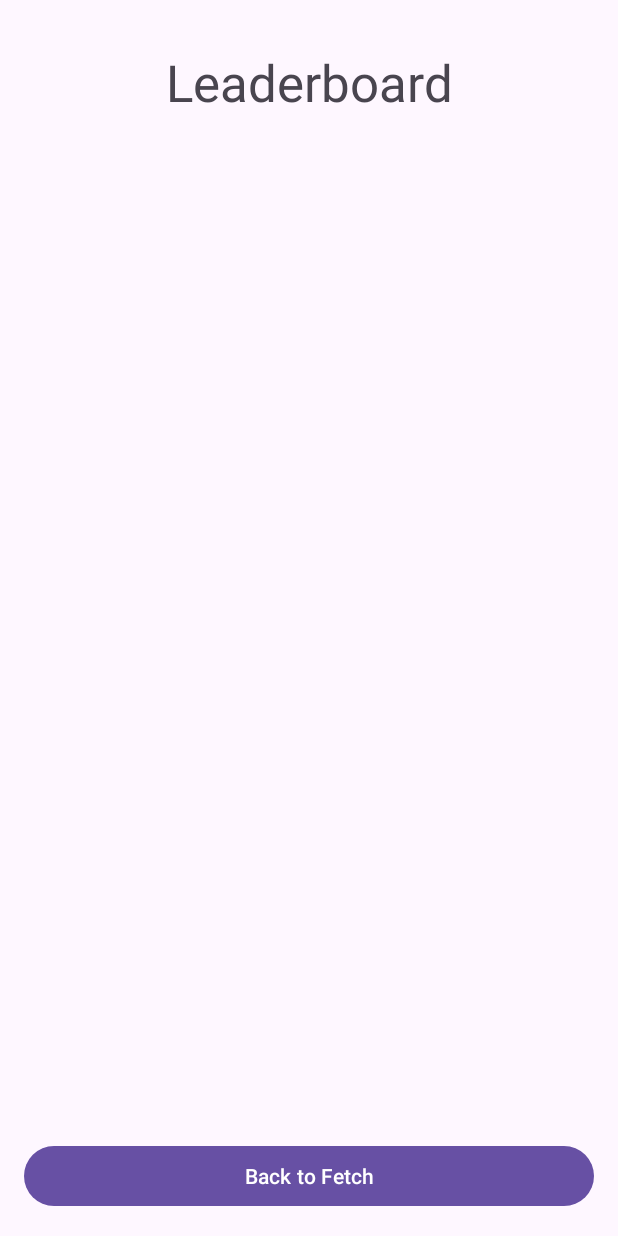
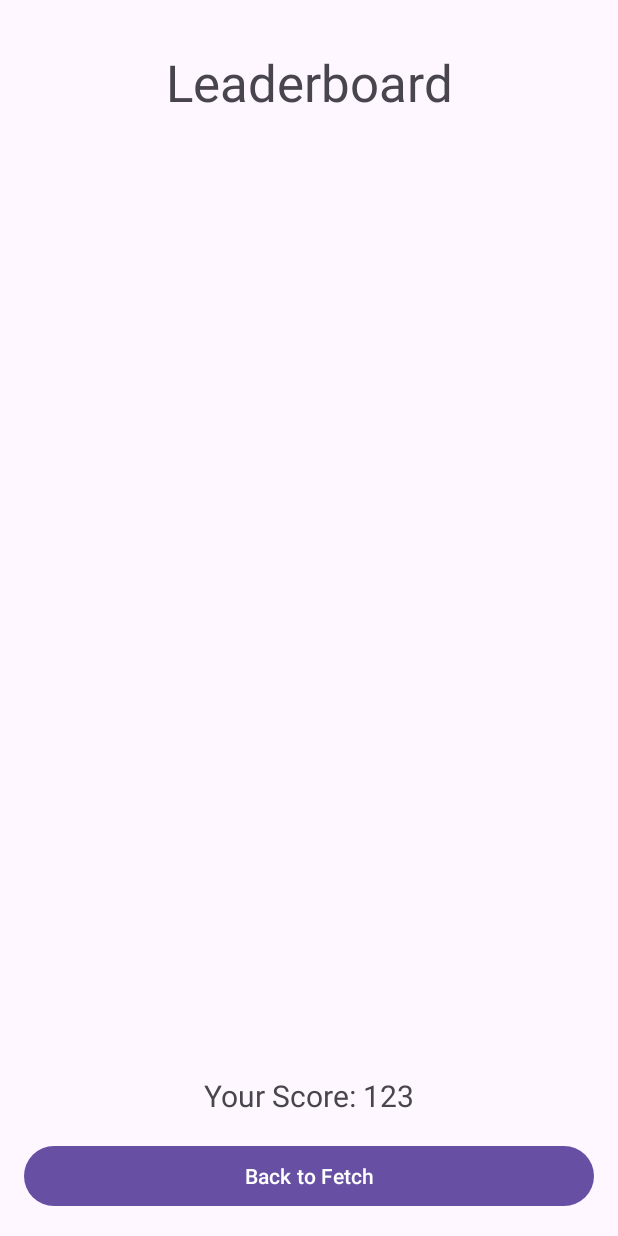
Before and after one commit to yhnapoleon/MACA, an Android app: the layout activity_leaderboard.xml on its own in the app's theme, with its tools: preview values and no code run, on a phone screen of 412 x 824 dp. Run offline under Robolectric (Android 15) with nearby library versions, the phone set to English and light mode, and no system bars.

Commit message:
计分板更新

```diff
--- a/AndroidApp/app/src/main/java/com/team06/maca/GameActivity.kt
+++ b/AndroidApp/app/src/main/java/com/team06/maca/GameActivity.kt
@@ -173,6 +173,7 @@
                 lifecycleScope.launch {
                     repository.submitScore("User", elapsedTime)
                     val intent = Intent(this@GameActivity, LeaderboardActivity::class.java)
+                    intent.putExtra("ELAPSED_TIME", elapsedTime)
                     startActivity(intent)
                     finish()
                 }
--- a/AndroidApp/app/src/main/res/layout/activity_leaderboard.xml
+++ b/AndroidApp/app/src/main/res/layout/activity_leaderboard.xml
@@ -23,10 +23,21 @@
         android:layout_height="0dp"
         android:layout_marginTop="16dp"
         app:layoutManager="androidx.recyclerview.widget.LinearLayoutManager"
+        app:layout_constraintBottom_toTopOf="@+id/currentScoreTextView"
+        app:layout_constraintEnd_toEndOf="parent"
+        app:layout_constraintStart_toStartOf="parent"
+        app:layout_constraintTop_toBottomOf="@+id/leaderboardTitle" />
+
+    <TextView
+        android:id="@+id/currentScoreTextView"
+        android:layout_width="wrap_content"
+        android:layout_height="wrap_content"
+        android:layout_marginBottom="16dp"
+        android:textSize="20sp"
         app:layout_constraintBottom_toTopOf="@+id/backButton"
         app:layout_constraintEnd_toEndOf="parent"
         app:layout_constraintStart_toStartOf="parent"
-        app:layout_constraintTop_toBottomOf="@+id/leaderboardTitle" />
+        tools:text="Your Score: 123" />
 
     <Button
         android:id="@+id/backButton"
--- a/AndroidApp/app/src/main/res/xml/network_security_config.xml
+++ b/AndroidApp/app/src/main/res/xml/network_security_config.xml
@@ -1,6 +1,6 @@
 <?xml version="1.0" encoding="utf-8"?>
 <network-security-config>
-	<!-- 允许在调试期间信任用户安装的证书（用于连接本机/局域网自签名 HTTPS） -->
+    <!-- Allow trusting user-installed certificates during debugging (for connecting to localhost/LAN self-signed HTTPS) -->
     <base-config cleartextTrafficPermitted="true">
         <trust-anchors>
             <certificates src="system" />
@@ -8,7 +8,7 @@
         </trust-anchors>
     </base-config>
 
-	<!-- 针对模拟器回环地址的域配置 -->
+    <!-- Domain configuration for emulator loopback address -->
     <domain-config cleartextTrafficPermitted="true">
         <domain includeSubdomains="true">10.0.2.2</domain>
     </domain-config>
```
Also changed, not shown: AndroidApp/app/src/main/java/com/team06/maca/LeaderboardActivity.kt (+8 -2 lines), AndroidApp/app/src/main/java/com/team06/maca/LeaderboardAdapter.kt (+12 -1 lines). Lines whose indentation alone changed are shown as unchanged.
